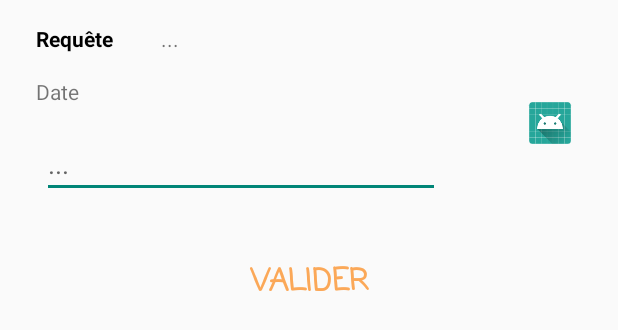
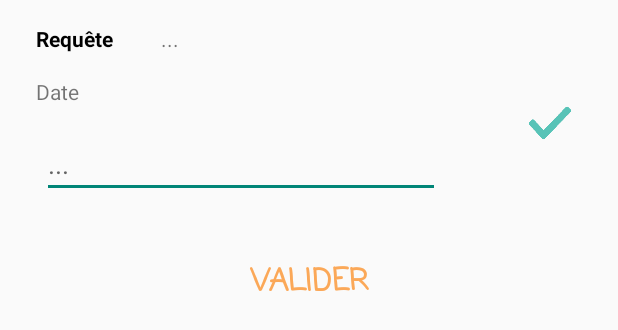
Before and after one commit to NicoHoareau/appli_wcs_projet, an Android app: the layout activity_create_request.xml on its own in the app's theme, with its tools: preview values and no code run, on a phone screen of 412 x 824 dp. Shown: the top 330 px of the screen. Run offline under Robolectric (Android 15) with nearby library versions, the phone set to English and light mode, and no system bars.

Commit message:
changement image ajout requete

```diff
--- a/app/src/main/res/layout/activity_create_request.xml
+++ b/app/src/main/res/layout/activity_create_request.xml
@@ -66,7 +66,7 @@
         app:layout_constraintEnd_toEndOf="parent"
         app:layout_constraintStart_toEndOf="@+id/et_description"
         app:layout_constraintTop_toTopOf="parent"
-        app:srcCompat="@mipmap/ic_launcher" />
+        app:srcCompat="@drawable/accept" />
 
     <Button
         android:id="@+id/btn_validate_request"
```
